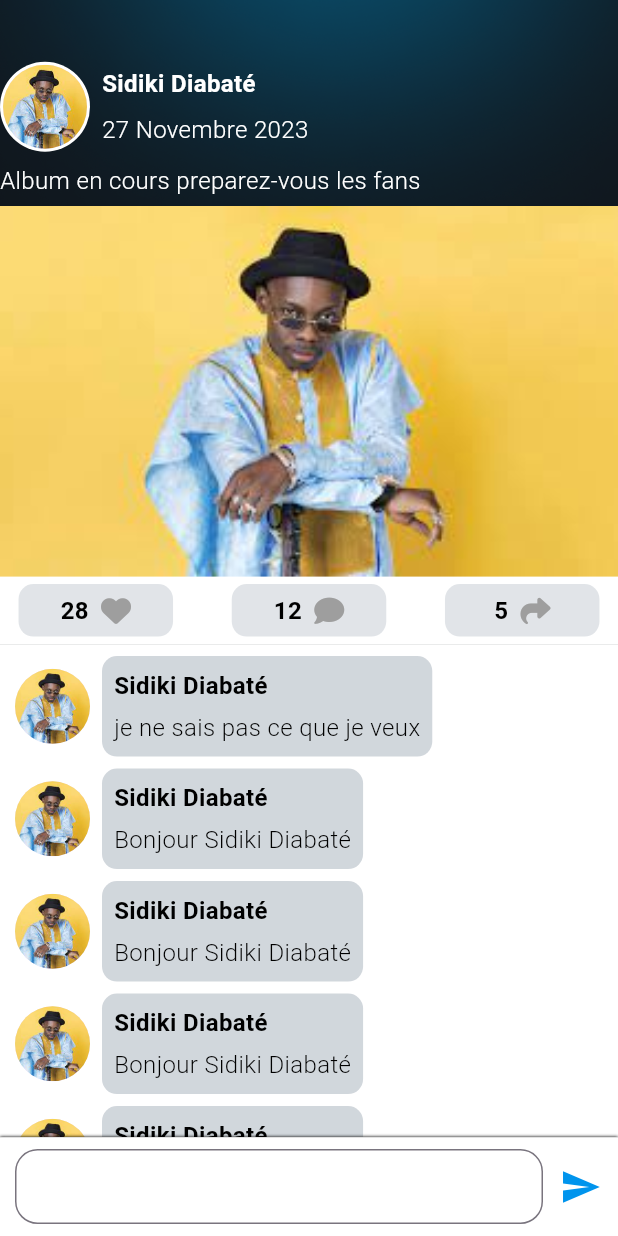
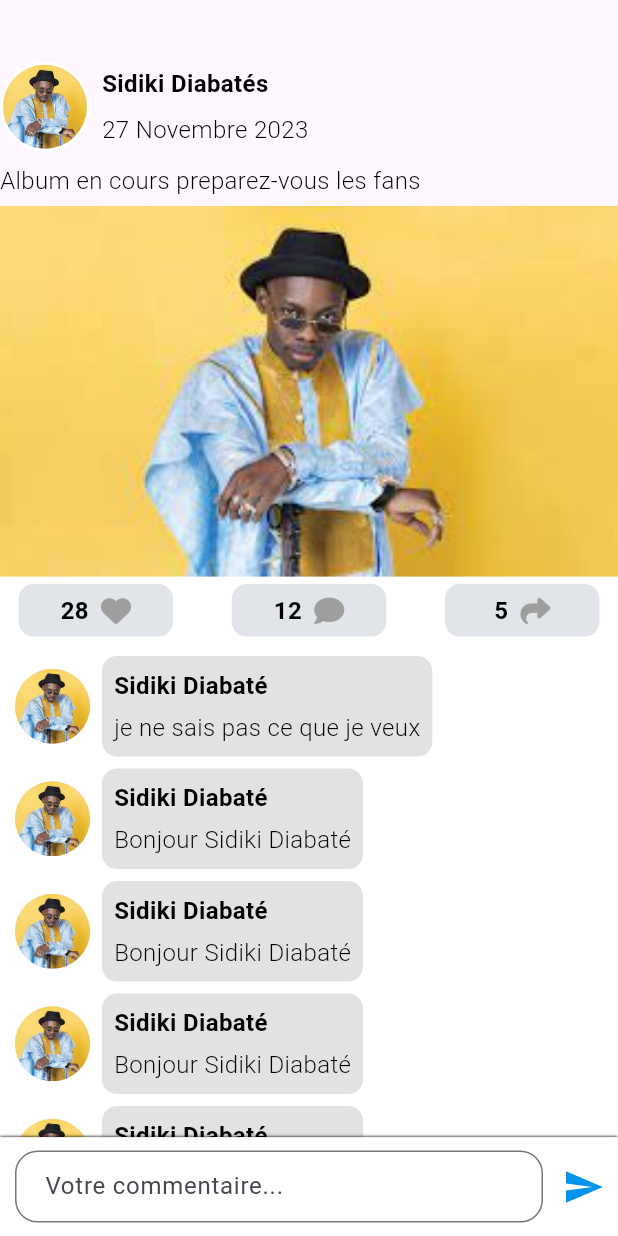
Before and after one commit to Abdouljr/MAli-Event-Front, a Flutter app: the PostPage screen opened directly, after a tap on an icon or button, on a phone screen of 412 x 824 dp. Run offline on Flutter 3.47's test engine with Material 3 defaults, Android fonts, the phone set to English and light mode, and no system bars; our stand-ins replace font_awesome_flutter.

Commit message:
mes traveaux de mise en forme de la semaine du 22

```diff
--- a/lib/Screen/postes/commentaire.dart
+++ b/lib/Screen/postes/commentaire.dart
@@ -3,37 +3,31 @@ import 'package:font_awesome_flutter/font_awesome_flutter.dart';
 import 'package:front_mali_event/config.dart';
 
 class CommentairePost extends StatefulWidget {
-  const CommentairePost({super.key});
+  const CommentairePost({Key? key}) : super(key: key);
 
   @override
   State<CommentairePost> createState() => _CommentairePostState();
 }
 
 class _CommentairePostState extends State<CommentairePost> {
-  TextEditingController cControler = TextEditingController();
+  TextEditingController cController = TextEditingController();
+  bool isCommentScrollable = false;
 
   List<Map<String, dynamic>> list_icons = [
     {"icon": FontAwesomeIcons.solidHeart, "nombre": 28},
     {"icon": FontAwesomeIcons.solidComment, "nombre": 12},
     {"icon": FontAwesomeIcons.share, "nombre": 5},
   ];
+
   @override
   Widget build(BuildContext context) {
     Size size = MediaQuery.of(context).size;
 
     return Scaffold(
-        resizeToAvoidBottomInset: false,
-        body: Container(
-          height: size.height,
-          width: size.width,
-          decoration: const BoxDecoration(
-            image: DecorationImage(
-                image: AssetImage("assets/images/post.png"), fit: BoxFit.fill),
-          ),
-          child: Column(
+      resizeToAvoidBottomInset: true,
+      body: Column(
         children: [
-              SizedBox(
-                  height: size.height * .92,
+          Expanded(
             child: SingleChildScrollView(
               child: Column(
                 crossAxisAlignment: CrossAxisAlignment.start,
@@ -52,8 +46,8 @@ class _CommentairePostState extends State<CommentairePost> {
                                 children: <Widget>[
                                   CircleAvatar(
                                     radius: 28,
-                                            backgroundImage: AssetImage(
-                                                'assets/images/sdiki.jpeg'),
+                                    backgroundImage:
+                                        AssetImage('assets/images/sdiki.jpeg'),
                                   ),
                                 ],
                               ),
@@ -61,15 +55,15 @@ class _CommentairePostState extends State<CommentairePost> {
                             Padding(
                               padding: EdgeInsets.only(left: 8.0),
                               child: Column(
-                                        crossAxisAlignment:
-                                            CrossAxisAlignment.start,
+                                crossAxisAlignment: CrossAxisAlignment.start,
                                 children: <Widget>[
                                   Text(
-                                            'Sidiki Diabaté',
+                                    'Sidiki Diabatés',
                                     style: TextStyle(
                                       fontSize: 16,
                                       fontWeight: FontWeight.bold,
-                                                color: Colors.white),
+                                      color: Colors.black,
+                                    ),
                                   ),
                                   SizedBox(
                                     height: 8,
@@ -79,7 +73,8 @@ class _CommentairePostState extends State<CommentairePost> {
                                     style: TextStyle(
                                       fontSize: 16,
                                       fontWeight: FontWeight.w300,
-                                                color: Colors.white),
+                                      color: Colors.black,
+                                    ),
                                   ),
                                 ],
                               ),
@@ -94,7 +89,8 @@ class _CommentairePostState extends State<CommentairePost> {
                           style: TextStyle(
                             fontSize: 16,
                             fontWeight: FontWeight.w300,
-                                      color: Colors.white),
+                            color: Colors.black,
+                          ),
                         ),
                         const SizedBox(
                           height: 5,
@@ -104,8 +100,7 @@ class _CommentairePostState extends State<CommentairePost> {
                         Container(
                           decoration: const BoxDecoration(
                             image: DecorationImage(
-                                      image: AssetImage(
-                                          'assets/images/sdiki.jpeg'),
+                              image: AssetImage('assets/images/sdiki.jpeg'),
                               fit: BoxFit.cover,
                             ),
                           ),
@@ -117,11 +112,9 @@ class _CommentairePostState extends State<CommentairePost> {
                         Container(
                           color: Colors.white,
                           padding: EdgeInsets.symmetric(
-                                      horizontal: size.width * .03,
-                                      vertical: 5.0),
+                              horizontal: size.width * .03, vertical: 5.0),
                           child: Row(
-                                    mainAxisAlignment:
-                                        MainAxisAlignment.spaceBetween,
+                            mainAxisAlignment: MainAxisAlignment.spaceBetween,
                             children: list_icons
                                 .map(
                                   (icon) => Container(
@@ -130,19 +123,20 @@ class _CommentairePostState extends State<CommentairePost> {
                                     decoration: BoxDecoration(
                                       color: Config.couleur.grise
                                           .withOpacity(.2),
-                                              borderRadius:
-                                                  BorderRadius.circular(10),
+                                      borderRadius: BorderRadius.circular(10),
                                     ),
                                     child: Row(
                                       mainAxisAlignment:
                                           MainAxisAlignment.center,
                                       children: [
-                                                Text(icon["nombre"].toString(),
+                                        Text(
+                                          icon["nombre"].toString(),
                                           style: const TextStyle(
                                             color: Colors.black,
                                             fontSize: 16,
-                                                        fontWeight:
-                                                            FontWeight.bold)),
+                                            fontWeight: FontWeight.bold,
+                                          ),
+                                        ),
                                         SizedBox(
                                           width: size.width * .02,
                                         ),
@@ -158,16 +152,13 @@ class _CommentairePostState extends State<CommentairePost> {
                                 .toList(),
                           ),
                         ),
-                                // ======================= COMMENTAIRES ========================
                              Container(
-                                    padding: const EdgeInsets.only(
-                                        left: 5, bottom: 10),
+                          padding: const EdgeInsets.only(left: 5, bottom: 10),
                           decoration: const BoxDecoration(
                             color: Colors.white,
                           ),
                           child: Container(
-                                      padding: const EdgeInsets.symmetric(
-                                          horizontal: 5),
+                            padding: const EdgeInsets.symmetric(horizontal: 5),
                             child: Column(children: [
                               Commentaire(
                                 size: size,
@@ -195,20 +186,19 @@ class _CommentairePostState extends State<CommentairePost> {
                                 commentaire: 'Bonjour Sidiki Diabaté',
                               ),
                             ]),
-                                    )),
+                          ),
+                        ),
                       ],
                     ),
-                          )
-                        ]),
-                  )),
+                  ),
+                ],
+              ),
+            ),
+          ),
           // ==================================== Champ Commentaire ============
-
-              SingleChildScrollView(
-                child: Container(
+     Container(
   height: size.height * .08,
-                  padding: const EdgeInsets.only(
-                    left: 5,
-                  ),
+  padding: const EdgeInsets.only(left: 5),
   decoration: const BoxDecoration(
     color: Colors.white,
     boxShadow: [
@@ -220,43 +210,64 @@ class _CommentairePostState extends State<CommentairePost> {
     ],
   ),
   child: Padding(
-                    padding: const EdgeInsets.symmetric(
-                        horizontal: 5.0, vertical: 8.0), // EdgeInsets.all(8.0),
-                    child: Row(children: [
+    padding: const EdgeInsets.symmetric(horizontal: 5.0, vertical: 8.0),
+    child: Row(
+      children: [
         Expanded(
-                          child: TextFormField(
+          child: TextField(
+            controller: cController,
+            keyboardType: TextInputType.multiline,
+            maxLines: null, // Permet une croissance dynamique du champ de saisie
+            minLines: 1, // Nombre minimum de lignes visibles
+            onChanged: (value) {
+              setState(() {
+                isCommentScrollable = cController.text.split('\n').length > 3;
+              });
+            },
             decoration: InputDecoration(
+              hintText: 'Votre commentaire...',
               border: OutlineInputBorder(
                 borderRadius: BorderRadius.circular(15),
-                        )),
-                      )),
+              ),
+              contentPadding:
+                  const EdgeInsets.symmetric(horizontal: 16.0),
+            ),
+          ),
+        ),
         const SizedBox(
           width: 5,
         ),
         SizedBox(
           width: 40,
-                        child: Icon(
+          child: IconButton(
+            icon: Icon(
               Icons.send,
               color: Config.couleur.bleu,
               size: 28,
             ),
-                      ),
-                    ]),
-                  ),
+            onPressed: () {
+              // Ajoutez ici le code pour envoyer le commentaire
+              print('Commentaire envoyé: ${cController.text}');
+            },
           ),
         ),
       ],
     ),
-        ));
+  ),
+),
+
+        ],
+      ),
+    );
   }
 }
 
 class Commentaire extends StatelessWidget {
   const Commentaire({
-    super.key,
+    Key? key,
     required this.size,
     required this.commentaire,
-  });
+  }) : super(key: key);
 
   final Size size;
   final String commentaire;
@@ -277,7 +288,8 @@ class Commentaire extends StatelessWidget {
               padding: const EdgeInsets.all(8.0),
               decoration: BoxDecoration(
                 borderRadius: BorderRadius.circular(10),
-                  color: Config.couleur.grise.withOpacity(.3)),
+                color: Colors.grey.withOpacity(.3),
+              ),
               child: Column(
                 crossAxisAlignment: CrossAxisAlignment.start,
                 children: <Widget>[
@@ -286,7 +298,8 @@ class Commentaire extends StatelessWidget {
                     style: TextStyle(
                       fontSize: 16,
                       fontWeight: FontWeight.bold,
-                        color: Colors.black),
+                      color: Colors.black,
+                    ),
                   ),
                   const SizedBox(
                     height: 5,
@@ -297,11 +310,12 @@ class Commentaire extends StatelessWidget {
                     ),
                     child: Text(
                       commentaire,
-                      overflow: TextOverflow.clip,
+                      overflow: TextOverflow.ellipsis,
                       style: const TextStyle(
                         fontSize: 16,
                         fontWeight: FontWeight.w300,
-                          color: Colors.black),
+                        color: Colors.black,
+                      ),
                     ),
                   ),
                 ],
--- a/lib/Screen/postes/post_widget.dart
+++ b/lib/Screen/postes/post_widget.dart
@@ -1,5 +1,7 @@
 import 'package:flutter/material.dart';
 import 'package:font_awesome_flutter/font_awesome_flutter.dart';
+import 'package:front_mali_event/Screen/Auth%20&%20inscription/inscription.dart';
+import 'package:front_mali_event/Screen/artistes/details.dart';
 import 'package:front_mali_event/Screen/postes/commentaire.dart';
 
 class Postwidget extends StatelessWidget {
@@ -80,7 +82,7 @@ class Postwidget extends StatelessWidget {
         return Column(
           crossAxisAlignment: CrossAxisAlignment.start,
           children: <Widget>[
-             const Row(
+             Row(
               children: <Widget>[
                 CircleAvatar(
                   radius: 30,
@@ -96,6 +98,17 @@ class Postwidget extends StatelessWidget {
                 ),
                 Padding(
                   padding: EdgeInsets.only(left: 8.0),
+                  child: GestureDetector(
+                    onTap: () {
+                      // Add the action you want when the name is tapped
+                      debugPrint("Tapped on Sidiki Diabaté");
+                      // You can replace the below line with your desired navigation logic
+                      Navigator.push(
+                        context,
+                        MaterialPageRoute(
+                            builder: (_) => DetailsArtiste()),
+                      );
+                    },
                     child: Column(
                       crossAxisAlignment: CrossAxisAlignment.start,
                       children: <Widget>[
@@ -104,7 +117,7 @@ class Postwidget extends StatelessWidget {
                           style: TextStyle(
                               fontSize: 16,
                               fontWeight: FontWeight.bold,
-                            color: Colors.white),
+                              color: Colors.blue), // Change color as needed
                         ),
                         SizedBox(
                           height: 8,
@@ -117,6 +130,7 @@ class Postwidget extends StatelessWidget {
                               color: Colors.white),
                         ),
                       ],
+                    ),
                   ),
                 ),
               ],
@@ -169,8 +183,8 @@ class Postwidget extends StatelessWidget {
                       SizedBox(
                           width: 40,
                           child: IconButton(
-                              icon: const FaIcon(FontAwesomeIcons.comment,
-                                  size: 22),
+                            icon:
+                                const FaIcon(FontAwesomeIcons.comment, size: 22),
                             // onPressed: () {
                             //   debugPrint("Bouton commenter");
                             // }
@@ -188,9 +202,17 @@ class Postwidget extends StatelessWidget {
                                 FontAwesomeIcons.paperPlane,
                                 size: 22,
                               ),
+                              // onPressed: () {
+                              //   debugPrint("Bouton partager");
+                              // }
                                                           onPressed: () {
-                                debugPrint("Bouton partager");
-                              })),
+                              Navigator.push(
+                                  context,
+                                  MaterialPageRoute(
+                                      builder: (_) => const Inscription()));
+                            },
+
+                              )),
                     ],
                   ),
                   Container(
--- a/pubspec.yaml
+++ b/pubspec.yaml
@@ -25,6 +25,7 @@ dependencies:
   # Use with the CupertinoIcons class for iOS style icons.
   cupertino_icons: ^1.0.2
   font_awesome_flutter: ^10.6.0
+  introduction_screen: ^3.1.12
 
 dev_dependencies:
   flutter_test:
```
Also changed, not shown: lib/Screen/Evenement/details_event.dart (+8 -8 lines), lib/widget/postEvent.dart (+36 -22 lines), pubspec.lock. Lines whose indentation alone changed are shown as unchanged.
